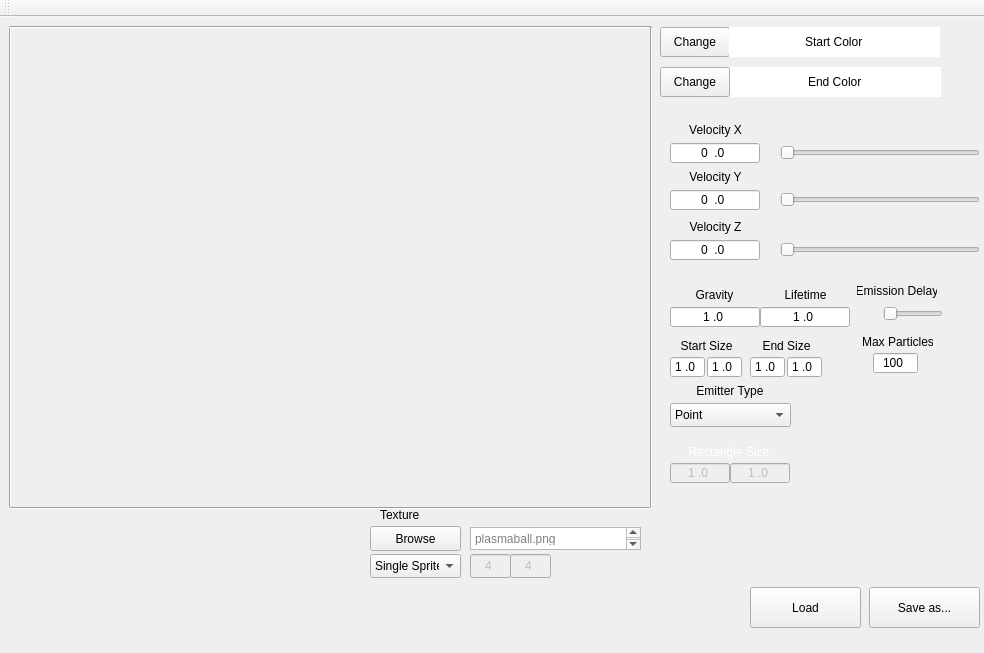
Stureplan/TA_ParticleEditor, file TA_ParticleEditor/TA_ParticleEditor/particleeditor.ui: the form before one commit.
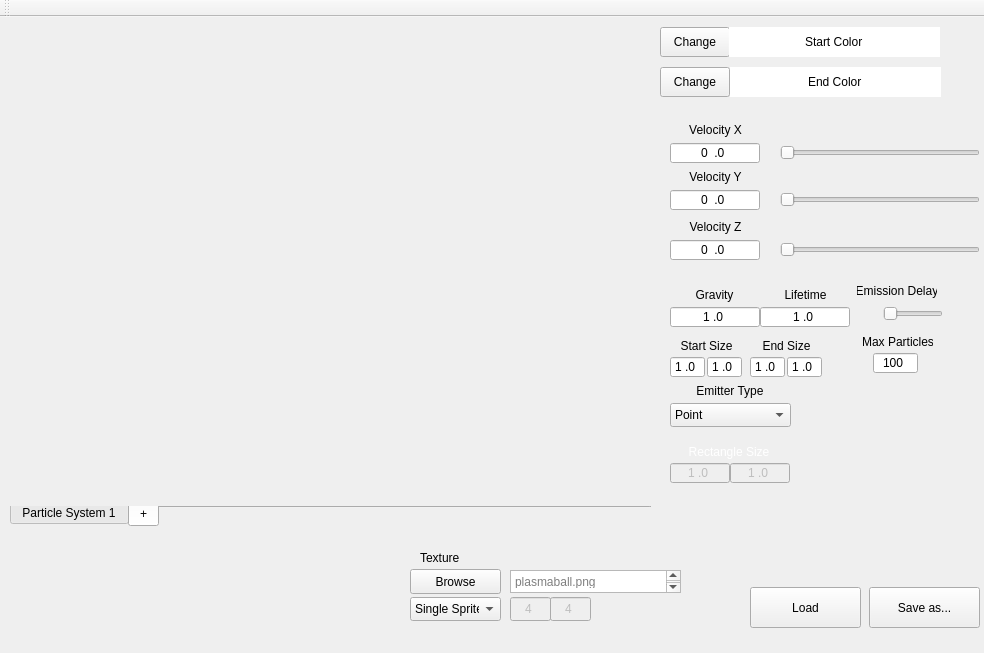
The form after the commit. Custom widgets are drawn as their Qt base class.

The edit to the form file:
```diff
--- a/TA_ParticleEditor/TA_ParticleEditor/particleeditor.ui
+++ b/TA_ParticleEditor/TA_ParticleEditor/particleeditor.ui
@@ -77,9 +77,9 @@
     <property name="geometry">
      <rect>
       <x>10</x>
-      <y>500</y>
+      <y>570</y>
       <width>361</width>
-      <height>91</height>
+      <height>41</height>
      </rect>
     </property>
     <property name="font">
@@ -94,63 +94,11 @@
      <set>Qt::AlignLeading|Qt::AlignLeft|Qt::AlignTop</set>
     </property>
    </widget>
-   <widget class="Line" name="line">
-    <property name="geometry">
-     <rect>
-      <x>650</x>
-      <y>10</y>
-      <width>3</width>
-      <height>480</height>
-     </rect>
-    </property>
-    <property name="orientation">
-     <enum>Qt::Vertical</enum>
-    </property>
-   </widget>
-   <widget class="Line" name="line_2">
-    <property name="geometry">
-     <rect>
-      <x>9</x>
-      <y>10</y>
-      <width>3</width>
-      <height>480</height>
-     </rect>
-    </property>
-    <property name="orientation">
-     <enum>Qt::Vertical</enum>
-    </property>
-   </widget>
-   <widget class="Line" name="line_3">
-    <property name="geometry">
-     <rect>
-      <x>10</x>
-      <y>490</y>
-      <width>640</width>
-      <height>3</height>
-     </rect>
-    </property>
-    <property name="orientation">
-     <enum>Qt::Horizontal</enum>
-    </property>
-   </widget>
-   <widget class="Line" name="line_4">
-    <property name="geometry">
-     <rect>
-      <x>9</x>
-      <y>9</y>
-      <width>642</width>
-      <height>3</height>
-     </rect>
-    </property>
-    <property name="orientation">
-     <enum>Qt::Horizontal</enum>
-    </property>
-   </widget>
    <widget class="QPushButton" name="browsepath">
     <property name="geometry">
      <rect>
-      <x>370</x>
-      <y>509</y>
+      <x>410</x>
+      <y>552</y>
       <width>91</width>
       <height>25</height>
      </rect>
@@ -226,8 +174,8 @@
    <widget class="QTextBrowser" name="textBrowser">
     <property name="geometry">
      <rect>
-      <x>470</x>
-      <y>510</y>
+      <x>510</x>
+      <y>553</y>
       <width>171</width>
       <height>23</height>
      </rect>
@@ -271,8 +219,8 @@
    <widget class="QLabel" name="label_Texture">
     <property name="geometry">
      <rect>
-      <x>380</x>
-      <y>490</y>
+      <x>420</x>
+      <y>533</y>
       <width>91</width>
       <height>16</height>
      </rect>
@@ -752,8 +700,8 @@
    <widget class="QComboBox" name="textureTypeBox">
     <property name="geometry">
      <rect>
-      <x>370</x>
-      <y>537</y>
+      <x>410</x>
+      <y>580</y>
       <width>91</width>
       <height>24</height>
      </rect>
@@ -781,8 +729,8 @@
     </property>
     <property name="geometry">
      <rect>
-      <x>470</x>
-      <y>537</y>
+      <x>510</x>
+      <y>580</y>
       <width>81</width>
       <height>24</height>
      </rect>
@@ -982,6 +930,44 @@
      <enum>Qt::Horizontal</enum>
     </property>
    </widget>
+   <widget class="QTabWidget" name="tabWidget">
+    <property name="geometry">
+     <rect>
+      <x>10</x>
+      <y>489</y>
+      <width>641</width>
+      <height>21</height>
+     </rect>
+    </property>
+    <property name="tabPosition">
+     <enum>QTabWidget::South</enum>
+    </property>
+    <property name="tabShape">
+     <enum>QTabWidget::Rounded</enum>
+    </property>
+    <property name="currentIndex">
+     <number>1</number>
+    </property>
+    <property name="iconSize">
+     <size>
+      <width>16</width>
+      <height>16</height>
+     </size>
+    </property>
+    <property name="elideMode">
+     <enum>Qt::ElideNone</enum>
+    </property>
+    <widget class="QWidget" name="tab">
+     <attribute name="title">
+      <string>Particle System 1</string>
+     </attribute>
+    </widget>
+    <widget class="QWidget" name="tab_2">
+     <attribute name="title">
+      <string>+</string>
+     </attribute>
+    </widget>
+   </widget>
   </widget>
   <widget class="QMenuBar" name="menuBar">
    <property name="geometry">
```
